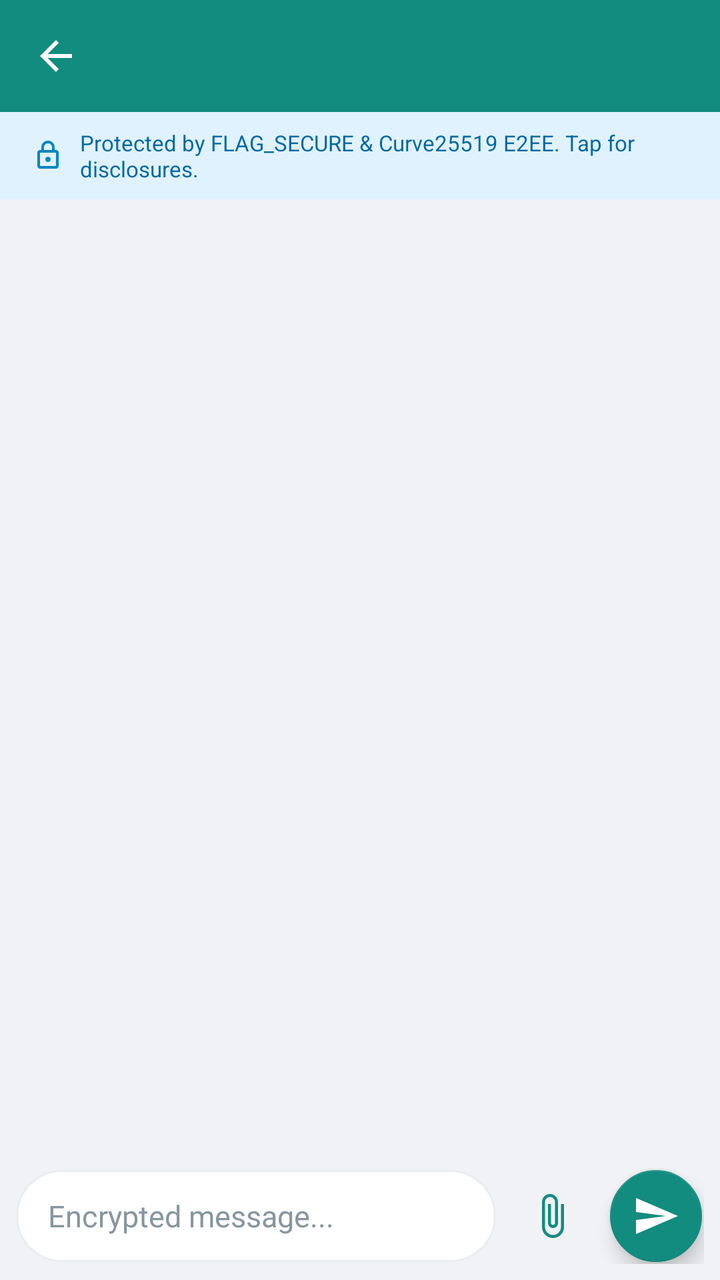
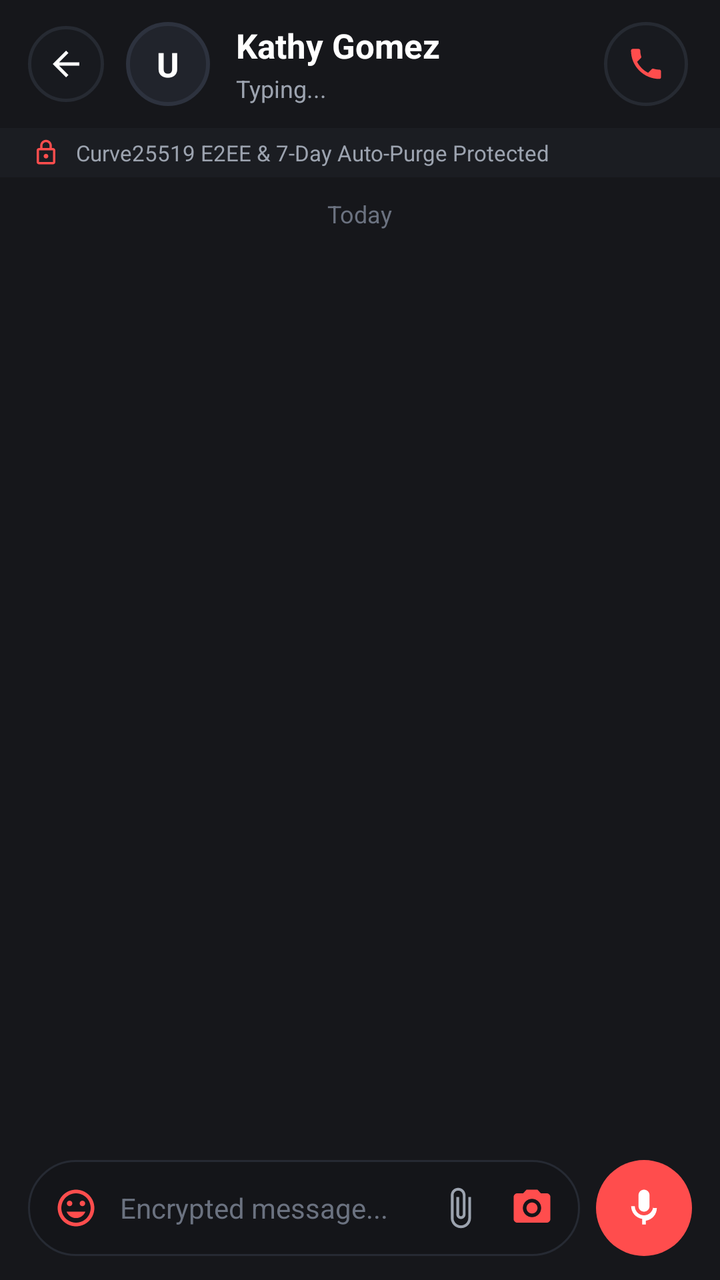

Two renders of the same Android screen: before a commit and after it. Below are the layout's source before the change and the commit's diff.
<!-- AndroidManifest.xml: application theme Theme.AnonChat -->
<!-- res/layout/activity_conversation.xml -->
<?xml version="1.0" encoding="utf-8"?>
<LinearLayout xmlns:android="http://schemas.android.com/apk/res/android"
    xmlns:app="http://schemas.android.com/apk/res-auto"
    android:layout_width="match_parent"
    android:layout_height="match_parent"
    android:orientation="vertical"
    android:background="@color/background_subtle">

    
    <com.google.android.material.appbar.MaterialToolbar
        android:id="@+id/toolbar_chat"
        android:layout_width="match_parent"
        android:layout_height="?attr/actionBarSize"
        android:background="@color/primary"
        app:navigationIcon="?attr/homeAsUpIndicator"
        app:navigationIconTint="@color/background_white"
        app:titleTextColor="@color/background_white"
        app:subtitleTextColor="#C8E6C9" />

    
    <LinearLayout
        android:id="@+id/banner_security_disclosure"
        android:layout_width="match_parent"
        android:layout_height="wrap_content"
        android:orientation="horizontal"
        android:background="#E0F2FE"
        android:padding="8dp"
        android:gravity="center_vertical"
        android:clickable="true"
        android:focusable="true">

        <ImageView
            android:layout_width="16dp"
            android:layout_height="16dp"
            android:layout_marginStart="8dp"
            android:src="@drawable/ic_lock"
            app:tint="#0284C7"
            android:contentDescription="Shield" />

        <TextView
            android:layout_width="0dp"
            android:layout_height="wrap_content"
            android:layout_weight="1"
            android:layout_marginStart="8dp"
            android:layout_marginEnd="8dp"
            android:text="Protected by FLAG_SECURE &amp; Curve25519 E2EE. Tap for disclosures."
            android:textSize="11sp"
            android:textColor="#0369A1" />
    </LinearLayout>

    
    <androidx.recyclerview.widget.RecyclerView
        android:id="@+id/rv_messages"
        android:layout_width="match_parent"
        android:layout_height="0dp"
        android:layout_weight="1"
        android:clipToPadding="false"
        android:paddingTop="8dp"
        android:paddingBottom="8dp" />

    
    <LinearLayout
        android:id="@+id/container_trial_expired"
        android:layout_width="match_parent"
        android:layout_height="wrap_content"
        android:orientation="vertical"
        android:background="@color/background_white"
        android:padding="16dp"
        android:gravity="center"
        android:visibility="gone">

        <TextView
            android:layout_width="wrap_content"
            android:layout_height="wrap_content"
            android:text="@string/trial_expired_notice"
            android:textStyle="bold"
            android:textColor="@color/danger"
            android:gravity="center"
            android:textSize="14sp" />

        <com.google.android.material.button.MaterialButton
            android:id="@+id/btn_activate_from_chat"
            android:layout_width="wrap_content"
            android:layout_height="44dp"
            android:layout_marginTop="10dp"
            android:text="@string/activate_license_btn"
            android:textAllCaps="false"
            app:backgroundTint="@color/primary"
            app:cornerRadius="22dp" />
    </LinearLayout>

    
    <LinearLayout
        android:id="@+id/container_input_bar"
        android:layout_width="match_parent"
        android:layout_height="wrap_content"
        android:orientation="horizontal"
        android:padding="8dp"
        android:background="@color/background_subtle"
        android:gravity="center_vertical">

        <EditText
            android:id="@+id/et_message_input"
            android:layout_width="0dp"
            android:layout_height="wrap_content"
            android:layout_weight="1"
            android:minHeight="46dp"
            android:maxLines="4"
            android:paddingStart="16dp"
            android:paddingEnd="16dp"
            android:paddingTop="10dp"
            android:paddingBottom="10dp"
            android:background="@drawable/bg_input_rounded"
            android:hint="@string/type_message_hint"
            android:textSize="15sp"
            android:textColor="@color/text_primary"
            android:textColorHint="@color/text_muted" />

        <ImageView
            android:id="@+id/btn_attach_media"
            android:layout_width="44dp"
            android:layout_height="44dp"
            android:layout_marginStart="6dp"
            android:padding="10dp"
            android:src="@drawable/ic_attach"
            app:tint="@color/primary"
            android:background="?attr/selectableItemBackgroundBorderless"
            android:contentDescription="Attach Image or Video" />

        <com.google.android.material.floatingactionbutton.FloatingActionButton
            android:id="@+id/btn_send_message"
            android:layout_width="wrap_content"
            android:layout_height="wrap_content"
            android:layout_marginStart="6dp"
            android:src="@drawable/ic_send"
            app:fabCustomSize="46dp"
            app:tint="@color/background_white"
            app:backgroundTint="@color/primary"
            android:contentDescription="@string/send" />
    </LinearLayout>

</LinearLayout>
<!-- resources referenced by this layout -->
<resources>
  <color name="background_subtle">#F0F2F5</color>
  <color name="background_white">#FFFFFF</color>
  <color name="danger">#DC2626</color>
  <color name="primary">#128C7E</color>
  <color name="text_muted">#8696A0</color>
  <color name="text_primary">#111B21</color>
  <!-- drawable bg_input_rounded (drawable) -->
  <?xml version="1.0" encoding="utf-8"?>
  <shape xmlns:android="http://schemas.android.com/apk/res/android"
      android:shape="rectangle">
      <solid android:color="@color/background_white" />
      <stroke android:width="1dp" android:color="@color/divider" />
      <corners android:radius="24dp" />
  </shape>
  <!-- drawable ic_send (drawable) -->
  <vector xmlns:android="http://schemas.android.com/apk/res/android"
      android:width="24dp"
      android:height="24dp"
      android:viewportWidth="24"
      android:viewportHeight="24">
    <path
        android:fillColor="@color/primary"
        android:pathData="M2.01,21L23,12 2.01,3 2,10l15,2 -15,2z"/>
  </vector>
  <style name="Theme.AnonChat" parent="Theme.MaterialComponents.Light.NoActionBar">
          
          <item name="colorPrimary">@color/primary</item>
          <item name="colorPrimaryDark">@color/primary_dark</item>
          <item name="colorAccent">@color/accent</item>
  
          
          <item name="android:statusBarColor">@color/primary_dark</item>
          <item name="android:navigationBarColor">@color/background_white</item>
          <item name="android:windowLightNavigationBar">true</item>
  
          
          <item name="android:windowBackground">@color/background_white</item>
          <item name="android:textColorPrimary">@color/text_primary</item>
          <item name="android:textColorSecondary">@color/text_secondary</item>
      </style>
  <color name="divider">#E9EDEF</color>
  <color name="primary_dark">#075E54</color>
  <color name="accent">#25D366</color>
  <color name="text_secondary">#667781</color>
  <!-- unchanged entries left out for length: 6 -->
</resources>

<!-- the commit's change to res/layout/activity_conversation.xml (unified diff, before → after) -->
@@ -4,18 +4,110 @@
     android:layout_width="match_parent"
     android:layout_height="match_parent"
     android:orientation="vertical"
-    android:background="@color/background_subtle">
+    android:background="@color/dark_background">
 
     
     <com.google.android.material.appbar.MaterialToolbar
         android:id="@+id/toolbar_chat"
         android:layout_width="match_parent"
-        android:layout_height="?attr/actionBarSize"
-        android:background="@color/primary"
-        app:navigationIcon="?attr/homeAsUpIndicator"
-        app:navigationIconTint="@color/background_white"
-        app:titleTextColor="@color/background_white"
-        app:subtitleTextColor="#C8E6C9" />
+        android:layout_height="0dp"
+        android:visibility="gone" />
+
+    
+    <LinearLayout
+        android:id="@+id/ll_chat_custom_header"
+        android:layout_width="match_parent"
+        android:layout_height="64dp"
+        android:orientation="horizontal"
+        android:gravity="center_vertical"
+        android:paddingStart="14dp"
+        android:paddingEnd="16dp"
+        android:background="@color/dark_background">
+
+        
+        <FrameLayout
+            android:id="@+id/btn_chat_back"
+            android:layout_width="38dp"
+            android:layout_height="38dp"
+            android:background="@drawable/bg_circle_button_dark"
+            android:clickable="true"
+            android:focusable="true">
+
+            <ImageView
+                android:layout_width="20dp"
+                android:layout_height="20dp"
+                android:layout_gravity="center"
+                android:src="?attr/homeAsUpIndicator"
+                app:tint="#FFFFFF"
+                android:contentDescription="Back" />
+        </FrameLayout>
+
+        
+        <FrameLayout
+            android:layout_width="44dp"
+            android:layout_height="44dp"
+            android:layout_marginStart="10dp">
+
+            <TextView
+                android:id="@+id/tv_chat_avatar_initial"
+                android:layout_width="42dp"
+                android:layout_height="42dp"
+                android:layout_gravity="center"
+                android:background="@drawable/bg_avatar_circle"
+                android:gravity="center"
+                android:text="U"
+                android:textColor="#FFFFFF"
+                android:textSize="17sp"
+                android:textStyle="bold" />
+        </FrameLayout>
+
+        
+        <LinearLayout
+            android:layout_width="0dp"
+            android:layout_height="wrap_content"
+            android:layout_weight="1"
+            android:layout_marginStart="12dp"
+            android:orientation="vertical">
+
+            <TextView
+                android:id="@+id/tv_chat_recipient_name"
+                android:layout_width="wrap_content"
+                android:layout_height="wrap_content"
+                android:text="Kathy Gomez"
+                android:textColor="#FFFFFF"
+                android:textSize="17sp"
+                android:textStyle="bold"
+                android:singleLine="true"
+                android:ellipsize="end" />
+
+            <TextView
+                android:id="@+id/tv_chat_status"
+                android:layout_width="wrap_content"
+                android:layout_height="wrap_content"
+                android:layout_marginTop="2dp"
+                android:text="Typing..."
+                android:textColor="#9CA3AF"
+                android:textSize="12sp" />
+        </LinearLayout>
+
+        
+        <FrameLayout
+            android:id="@+id/btn_chat_call"
+            android:layout_width="42dp"
+            android:layout_height="42dp"
+            android:background="@drawable/bg_circle_button_dark"
+            android:clickable="true"
+            android:focusable="true">
+
+            <ImageView
+                android:layout_width="20dp"
+                android:layout_height="20dp"
+                android:layout_gravity="center"
+                android:src="@drawable/ic_call"
+                app:tint="#FF4D4D"
+                android:contentDescription="Secure Audio Call" />
+        </FrameLayout>
+    </LinearLayout>
 
     
     <LinearLayout
@@ -23,18 +115,20 @@
         android:layout_width="match_parent"
         android:layout_height="wrap_content"
         android:orientation="horizontal"
-        android:background="#E0F2FE"
-        android:padding="8dp"
+        android:background="#1B1D22"
+        android:paddingTop="5dp"
+        android:paddingBottom="5dp"
+        android:paddingStart="16dp"
+        android:paddingEnd="16dp"
         android:gravity="center_vertical"
         android:clickable="true"
         android:focusable="true">
 
         <ImageView
-            android:layout_width="16dp"
-            android:layout_height="16dp"
-            android:layout_marginStart="8dp"
+            android:layout_width="14dp"
+            android:layout_height="14dp"
             android:src="@drawable/ic_lock"
-            app:tint="#0284C7"
+            app:tint="#FF4D4D"
             android:contentDescription="Shield" />
 
         <TextView
@@ -42,11 +136,22 @@
             android:layout_height="wrap_content"
             android:layout_weight="1"
             android:layout_marginStart="8dp"
-            android:layout_marginEnd="8dp"
-            android:text="Protected by FLAG_SECURE &amp; Curve25519 E2EE. Tap for disclosures."
+            android:text="Curve25519 E2EE &amp; 7-Day Auto-Purge Protected"
             android:textSize="11sp"
-            android:textColor="#0369A1" />
+            android:textColor="#9CA3AF" />
     </LinearLayout>
+
+    
+    <TextView
+        android:id="@+id/tv_date_chip"
+        android:layout_width="wrap_content"
+        android:layout_height="wrap_content"
+        android:layout_gravity="center_horizontal"
+        android:layout_marginTop="10dp"
+        android:layout_marginBottom="4dp"
+        android:text="Today"
+        android:textSize="12sp"
+        android:textColor="#6B7280" />
 
     
     <androidx.recyclerview.widget.RecyclerView
@@ -55,8 +160,9 @@
         android:layout_height="0dp"
         android:layout_weight="1"
         android:clipToPadding="false"
-        android:paddingTop="8dp"
-        android:paddingBottom="8dp" />
+        android:paddingTop="6dp"
+        android:paddingBottom="10dp"
+        android:background="@color/dark_background" />
 
     
     <LinearLayout
@@ -64,7 +170,7 @@
         android:layout_width="match_parent"
         android:layout_height="wrap_content"
         android:orientation="vertical"
-        android:background="@color/background_white"
+        android:background="#1B1D22"
         android:padding="16dp"
         android:gravity="center"
         android:visibility="gone">
@@ -81,12 +187,12 @@
         <com.google.android.material.button.MaterialButton
             android:id="@+id/btn_activate_from_chat"
             android:layout_width="wrap_content"
-            android:layout_height="44dp"
+            android:layout_height="40dp"
             android:layout_marginTop="10dp"
             android:text="@string/activate_license_btn"
             android:textAllCaps="false"
-            app:backgroundTint="@color/primary"
-            app:cornerRadius="22dp" />
+            app:backgroundTint="#FF4D4D"
+            app:cornerRadius="20dp" />
     </LinearLayout>
 
     
@@ -95,48 +201,109 @@
         android:layout_width="match_parent"
         android:layout_height="wrap_content"
         android:orientation="horizontal"
-        android:padding="8dp"
-        android:background="@color/background_subtle"
-        android:gravity="center_vertical">
-
-        <EditText
-            android:id="@+id/et_message_input"
+        android:gravity="center_vertical"
+        android:paddingStart="14dp"
+        android:paddingEnd="14dp"
+        android:paddingBottom="12dp"
+        android:paddingTop="6dp"
+        android:background="@color/dark_background">
+
+        
+        <LinearLayout
+            android:id="@+id/ll_input_box"
             android:layout_width="0dp"
-            android:layout_height="wrap_content"
+            android:layout_height="48dp"
             android:layout_weight="1"
-            android:minHeight="46dp"
-            android:maxLines="4"
-            android:paddingStart="16dp"
-            android:paddingEnd="16dp"
-            android:paddingTop="10dp"
-            android:paddingBottom="10dp"
             android:background="@drawable/bg_input_rounded"
-            android:hint="@string/type_message_hint"
-            android:textSize="15sp"
-            android:textColor="@color/text_primary"
-            android:textColorHint="@color/text_muted" />
-
-        <ImageView
-            android:id="@+id/btn_attach_media"
-            android:layout_width="44dp"
-            android:layout_height="44dp"
-            android:layout_marginStart="6dp"
-            android:padding="10dp"
-            android:src="@drawable/ic_attach"
-            app:tint="@color/primary"
-            android:background="?attr/selectableItemBackgroundBorderless"
-            android:contentDescription="Attach Image or Video" />
-
-        <com.google.android.material.floatingactionbutton.FloatingActionButton
-            android:id="@+id/btn_send_message"
-            android:layout_width="wrap_content"
-            android:layout_height="wrap_content"
-            android:layout_marginStart="6dp"
-            android:src="@drawable/ic_send"
-            app:fabCustomSize="46dp"
-            app:tint="@color/background_white"
-            app:backgroundTint="@color/primary"
-            android:contentDescription="@string/send" />
+            android:orientation="horizontal"
+            android:gravity="center_vertical"
+            android:paddingStart="8dp"
+            android:paddingEnd="8dp">
+
+            
+            <ImageView
+                android:id="@+id/btn_emoji"
+                android:layout_width="32dp"
+                android:layout_height="32dp"
+                android:padding="5dp"
+                android:src="@drawable/ic_mood"
+                app:tint="#FF4D4D"
+                android:clickable="true"
+                android:focusable="true"
+                android:background="?attr/selectableItemBackgroundBorderless"
+                android:contentDescription="Emoji" />
+
+            
+            <EditText
+                android:id="@+id/et_message_input"
+                android:layout_width="0dp"
+                android:layout_height="match_parent"
+                android:layout_weight="1"
+                android:layout_marginStart="6dp"
+                android:layout_marginEnd="6dp"
+                android:background="@null"
+                android:hint="@string/type_message_hint"
+                android:textColorHint="#6B7280"
+                android:textColor="#FFFFFF"
+                android:textSize="14sp"
+                android:singleLine="true" />
+
+            
+            <ImageView
+                android:id="@+id/btn_attach_media"
+                android:layout_width="32dp"
+                android:layout_height="32dp"
+                android:padding="5dp"
+                android:src="@drawable/ic_attach"
+                app:tint="#9CA3AF"
+                android:clickable="true"
+                android:focusable="true"
+                android:background="?attr/selectableItemBackgroundBorderless"
+                android:contentDescription="Attach Image or Video" />
+
+            
+            <ImageView
+                android:id="@+id/btn_camera_capture"
+                android:layout_width="32dp"
+                android:layout_height="32dp"
+                android:layout_marginStart="4dp"
+                android:padding="5dp"
+                android:src="@drawable/ic_camera"
+                app:tint="#FF4D4D"
+                android:clickable="true"
+                android:focusable="true"
+                android:background="?attr/selectableItemBackgroundBorderless"
+                android:contentDescription="Camera" />
+        </LinearLayout>
+
+        
+        <FrameLayout
+            android:id="@+id/btn_send_container"
+            android:layout_width="48dp"
+            android:layout_height="48dp"
+            android:layout_marginStart="8dp"
+            android:background="@drawable/bg_circle_button_coral"
+            android:clickable="true"
+            android:focusable="true">
+
+            <ImageView
+                android:id="@+id/iv_send_icon"
+                android:layout_width="22dp"
+                android:layout_height="22dp"
+                android:layout_gravity="center"
+                android:src="@drawable/ic_mic"
+                app:tint="#FFFFFF"
+                android:contentDescription="@string/send" />
+
+            
+            <com.google.android.material.floatingactionbutton.FloatingActionButton
+                android:id="@+id/btn_send_message"
+                android:layout_width="1dp"
+                android:layout_height="1dp"
+                android:visibility="gone"
+                android:contentDescription="@string/send" />
+        </FrameLayout>
+
     </LinearLayout>
 
 </LinearLayout>
<!-- resource entries referenced after the edit -->
@@ -1,49 +1,103 @@
 <!-- resources referenced by this layout -->
 <resources>
-  <color name="background_subtle">#F0F2F5</color>
-  <color name="background_white">#FFFFFF</color>
-  <color name="danger">#DC2626</color>
-  <color name="primary">#128C7E</color>
-  <color name="text_muted">#8696A0</color>
-  <color name="text_primary">#111B21</color>
+  <color name="danger">#EF4444</color>
+  <color name="dark_background">#16171B</color>
+  <!-- drawable bg_avatar_circle (drawable) -->
+  <?xml version="1.0" encoding="utf-8"?>
+  <shape xmlns:android="http://schemas.android.com/apk/res/android"
+      android:shape="oval">
+      <solid android:color="#21242C" />
+      <stroke
+          android:width="2dp"
+          android:color="#2D323E" />
+  </shape>
+  <!-- drawable bg_circle_button_coral (drawable) -->
+  <?xml version="1.0" encoding="utf-8"?>
+  <shape xmlns:android="http://schemas.android.com/apk/res/android"
+      android:shape="oval">
+      <solid android:color="#FF4D4D" />
+  </shape>
+  <!-- drawable bg_circle_button_dark (drawable) -->
+  <?xml version="1.0" encoding="utf-8"?>
+  <shape xmlns:android="http://schemas.android.com/apk/res/android"
+      android:shape="oval">
+      <solid android:color="#181A1F" />
+      <stroke
+          android:width="1.5dp"
+          android:color="#262A32" />
+  </shape>
+  <color name="primary">#FF4D4D</color>
+  <color name="text_primary">#FFFFFF</color>
   <!-- drawable bg_input_rounded (drawable) -->
   <?xml version="1.0" encoding="utf-8"?>
   <shape xmlns:android="http://schemas.android.com/apk/res/android"
       android:shape="rectangle">
-      <solid android:color="@color/background_white" />
-      <stroke android:width="1dp" android:color="@color/divider" />
+      <solid android:color="#141519" />
       <corners android:radius="24dp" />
+      <stroke
+          android:width="1dp"
+          android:color="#262A33" />
   </shape>
-  <!-- drawable ic_send (drawable) -->
+  <!-- drawable ic_call (drawable) -->
+  <vector xmlns:android="http://schemas.android.com/apk/res/android"
+      android:width="24dp"
+      android:height="24dp"
+      android:viewportWidth="24"
+      android:viewportHeight="24">
+      <path
+          android:fillColor="#128C7E"
+          android:pathData="M20.01,15.38c-1.23,0 -2.42,-0.2 -3.53,-0.56 -0.35,-0.12 -0.74,-0.03 -1.02,0.24l-2.2,2.2c-2.83,-1.44 -5.15,-3.75 -6.59,-6.59l2.2,-2.21c0.28,-0.26 0.36,-0.65 0.25,-1C8.76,6.35 8.56,5.16 8.56,3.93c0,-0.55 -0.45,-1 -1,-1H4.01c-0.55,0 -1,0.45 -1,1 0,9.39 7.63,17.02 17,17.02 0.55,0 1,-0.45 1,-1v-3.57c0,-0.55 -0.45,-1 -1,-1z"/>
+  </vector>
+  <!-- drawable ic_camera (drawable) -->
   <vector xmlns:android="http://schemas.android.com/apk/res/android"
       android:width="24dp"
       android:height="24dp"
       android:viewportWidth="24"
       android:viewportHeight="24">
     <path
-        android:fillColor="@color/primary"
-        android:pathData="M2.01,21L23,12 2.01,3 2,10l15,2 -15,2z"/>
+        android:fillColor="#FFFFFFFF"
+        android:pathData="M9,2L7.17,4H4c-1.1,0 -2,0.9 -2,2v12c0,1.1 0.9,2 2,2h16c1.1,0 2,-0.9 2,-2V6c0,-1.1 -0.9,-2 -2,-2h-3.17L15,2H9zm3,15c-2.76,0 -5,-2.24 -5,-5s2.24,-5 5,-5 5,2.24 5,5 -2.24,5 -5,5zm0,-8c-1.66,0 -3,1.34 -3,3s1.34,3 3,3 3,-1.34 3,-3 -1.34,-3 -3,-3z"/>
   </vector>
-  <style name="Theme.AnonChat" parent="Theme.MaterialComponents.Light.NoActionBar">
+  <!-- drawable ic_mic (drawable) -->
+  <vector xmlns:android="http://schemas.android.com/apk/res/android"
+      android:width="24dp"
+      android:height="24dp"
+      android:viewportWidth="24"
+      android:viewportHeight="24">
+    <path
+        android:fillColor="#FFFFFFFF"
+        android:pathData="M12,14c1.66,0 3,-1.34 3,-3V5c0,-1.66 -1.34,-3 -3,-3S9,3.34 9,5v6c0,1.66 1.34,3 3,3zm5,-3c0,2.76 -2.24,5 -5,5s-5,-2.24 -5,-5H5c0,3.53 2.61,6.43 6,6.92V21h2v-2.08c3.39,-0.49 6,-3.39 6,-6.92h-2z"/>
+  </vector>
+  <!-- drawable ic_mood (drawable) -->
+  <vector xmlns:android="http://schemas.android.com/apk/res/android"
+      android:width="24dp"
+      android:height="24dp"
+      android:viewportWidth="24"
+      android:viewportHeight="24">
+    <path
+        android:fillColor="#FFFF4D4D"
+        android:pathData="M11.99,2C6.47,2 2,6.48 2,12s4.47,10 9.99,10C17.52,22 22,17.52 22,12S17.52,2 11.99,2zM12,20c-4.42,0 -8,-3.58 -8,-8s3.58,-8 8,-8 8,3.58 8,8 -3.58,8 -8,8zm3.5,-9c0.83,0 1.5,-0.67 1.5,-1.5S16.33,8 15.5,8 14,8.67 14,9.5s0.67,1.5 1.5,1.5zm-7,0c0.83,0 1.5,-0.67 1.5,-1.5S9.33,8 8.5,8 7,8.67 7,9.5 7.67,11 8.5,11zm3.5,6.5c2.33,0 4.31,-1.46 5.11,-3.5H6.89c0.8,2.04 2.78,3.5 5.11,3.5z"/>
+  </vector>
+  <style name="Theme.AnonChat" parent="Theme.MaterialComponents.DayNight.NoActionBar">
           
           <item name="colorPrimary">@color/primary</item>
           <item name="colorPrimaryDark">@color/primary_dark</item>
           <item name="colorAccent">@color/accent</item>
   
           
-          <item name="android:statusBarColor">@color/primary_dark</item>
-          <item name="android:navigationBarColor">@color/background_white</item>
-          <item name="android:windowLightNavigationBar">true</item>
+          <item name="android:statusBarColor">@color/dark_background</item>
+          <item name="android:navigationBarColor">@color/dark_background</item>
+          <item name="android:windowLightStatusBar">false</item>
+          <item name="android:windowLightNavigationBar">false</item>
   
           
-          <item name="android:windowBackground">@color/background_white</item>
+          <item name="android:windowBackground">@color/dark_background</item>
           <item name="android:textColorPrimary">@color/text_primary</item>
           <item name="android:textColorSecondary">@color/text_secondary</item>
       </style>
-  <color name="divider">#E9EDEF</color>
-  <color name="primary_dark">#075E54</color>
-  <color name="accent">#25D366</color>
-  <color name="text_secondary">#667781</color>
+  <color name="primary_dark">#131417</color>
+  <color name="accent">#FF4D4D</color>
+  <color name="text_secondary">#9CA3AF</color>
   <!-- unchanged entries left out for length: 6 -->
 </resources>
 
